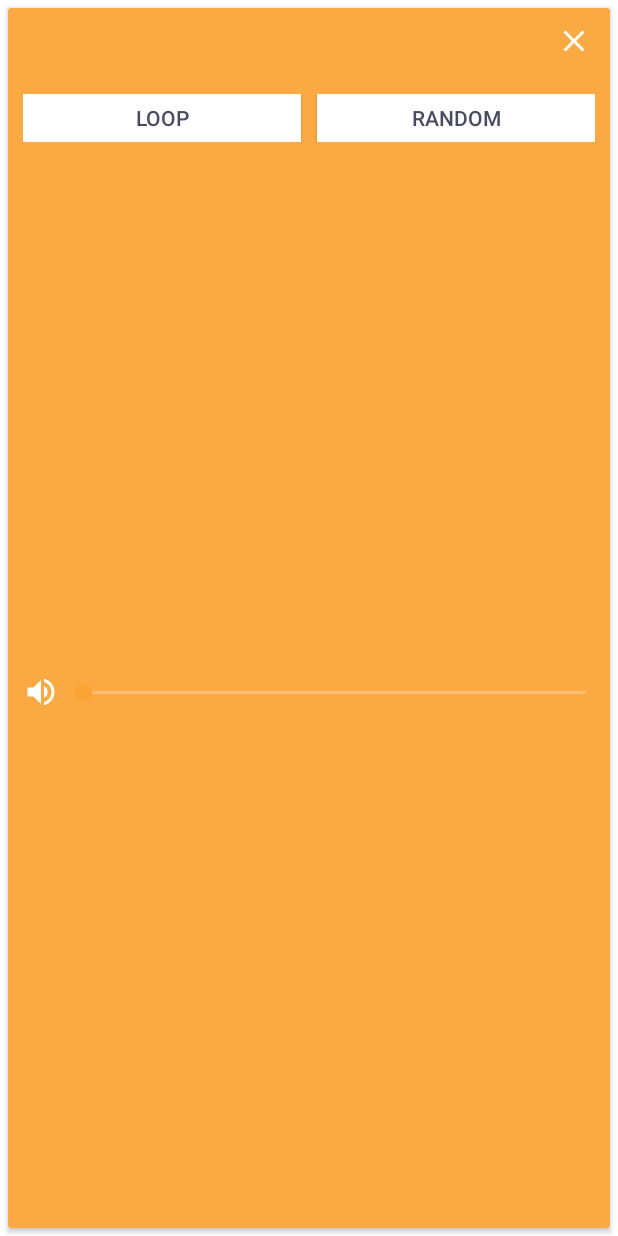
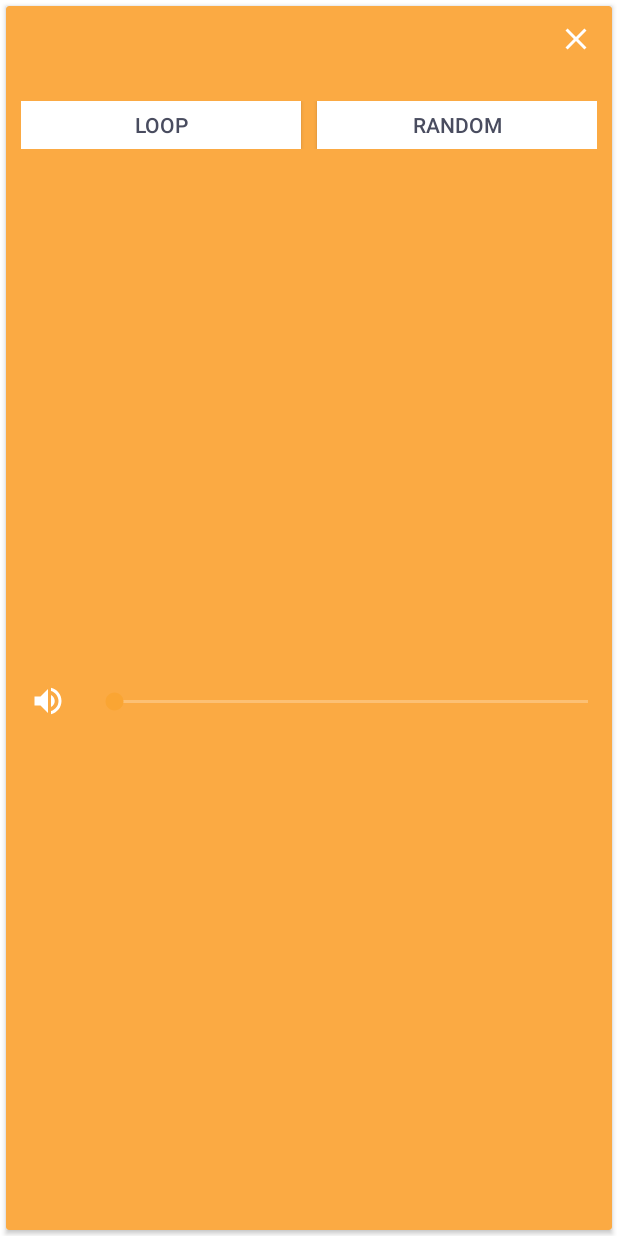
Before and after one commit to mikkopiu/android-adv-project, an Android app: the layout sound_cardview.xml on its own in the app's theme, with its tools: preview values and no code run, on a phone screen of 412 x 824 dp. Run offline under Robolectric (Android 15) with nearby library versions, the phone set to English and light mode, and no system bars.

Commit message:
Add padding to make sound cards more square

```diff
--- a/app/src/main/java/fi/metropolia/yellow_spaceship/androidadvproject/CreateSoundscapeActivity.java
+++ b/app/src/main/java/fi/metropolia/yellow_spaceship/androidadvproject/CreateSoundscapeActivity.java
@@ -327,12 +327,6 @@ public class CreateSoundscapeActivity extends AppCompatActivity {
 
     private void addSelectedSound(DAMSound result) {
         try {
-            Toast.makeText(
-                    getApplicationContext(),
-                    result.getTitle() + " selected",
-                    Toast.LENGTH_SHORT
-            ).show();
-
             ProjectSound ps = new ProjectSound(
                     result.getFormattedSoundId(),
                     result.getTitle(),
--- a/app/src/main/java/fi/metropolia/yellow_spaceship/androidadvproject/adapters/SoundCardViewAdapter.java
+++ b/app/src/main/java/fi/metropolia/yellow_spaceship/androidadvproject/adapters/SoundCardViewAdapter.java
@@ -84,7 +84,7 @@ public class SoundCardViewAdapter extends RecyclerView.Adapter<SoundCardViewAdap
     public ViewHolder onCreateViewHolder(ViewGroup parent, int viewType) {
         // Inflate the view
         View v = LayoutInflater.from(parent.getContext())
-                .inflate(R.layout.create_soundscape_list_item, parent, false);
+                .inflate(R.layout.sound_cardview, parent, false);
 
         // Assign the view to ViewHolder and return it
         return new ViewHolder(v, this.listener);
--- a/app/src/main/res/layout/create_soundscape_list_item.xml
+++ b/app/src/main/res/layout/sound_cardview.xml
@@ -4,7 +4,7 @@
     android:id="@+id/create_card_view"
     android:layout_width="match_parent"
     android:layout_height="match_parent"
-    android:layout_margin="5dp"
+    android:layout_margin="4dp"
     android:elevation="2dp"
     card_view:cardBackgroundColor="@color/acc_card_bac_1">
 
@@ -40,7 +40,10 @@
             android:layout_height="wrap_content"
             android:layout_below="@id/sound_title"
             android:orientation="horizontal"
-            android:padding="10dp">
+            android:paddingBottom="16dp"
+            android:paddingLeft="10dp"
+            android:paddingRight="10dp"
+            android:paddingTop="16dp">
 
             <Button
                 android:id="@+id/loop_btn"
@@ -51,9 +54,11 @@
                 android:layout_weight="1"
                 android:background="@color/bac"
                 android:minHeight="32dp"
+                android:padding="6dp"
                 android:text="@string/create_loop_btn"
                 android:textAllCaps="true"
-                android:textColor="@color/txt" />
+                android:textColor="@color/txt"
+                android:textSize="14sp" />
 
             <Button
                 android:id="@+id/random_btn"
@@ -64,9 +69,11 @@
                 android:layout_weight="1"
                 android:background="@color/bac"
                 android:minHeight="32dp"
+                android:padding="6dp"
                 android:text="@string/create_random_btn"
                 android:textAllCaps="true"
-                android:textColor="@color/txt" />
+                android:textColor="@color/txt"
+                android:textSize="14sp" />
 
         </LinearLayout>
 
@@ -82,13 +89,9 @@
                 android:layout_width="wrap_content"
                 android:layout_height="wrap_content"
                 android:layout_gravity="center_vertical"
-                android:layout_marginBottom="10dp"
-                android:layout_marginEnd="0dp"
-                android:layout_marginLeft="10dp"
-                android:layout_marginRight="0dp"
-                android:layout_marginStart="10dp"
-                android:layout_marginTop="10dp"
                 android:contentDescription="@string/volume_slider_description"
+                android:padding="16dp"
+                android:paddingRight="0dp"
                 android:src="@drawable/ic_volume_up_white_24dp" />
 
             <SeekBar
@@ -97,8 +100,7 @@
                 android:layout_height="wrap_content"
                 android:layout_gravity="center_vertical"
                 android:max="100"
-                android:paddingBottom="10dp"
-                android:paddingTop="10dp" />
+                android:padding="16dp" />
 
         </LinearLayout>
 
```
